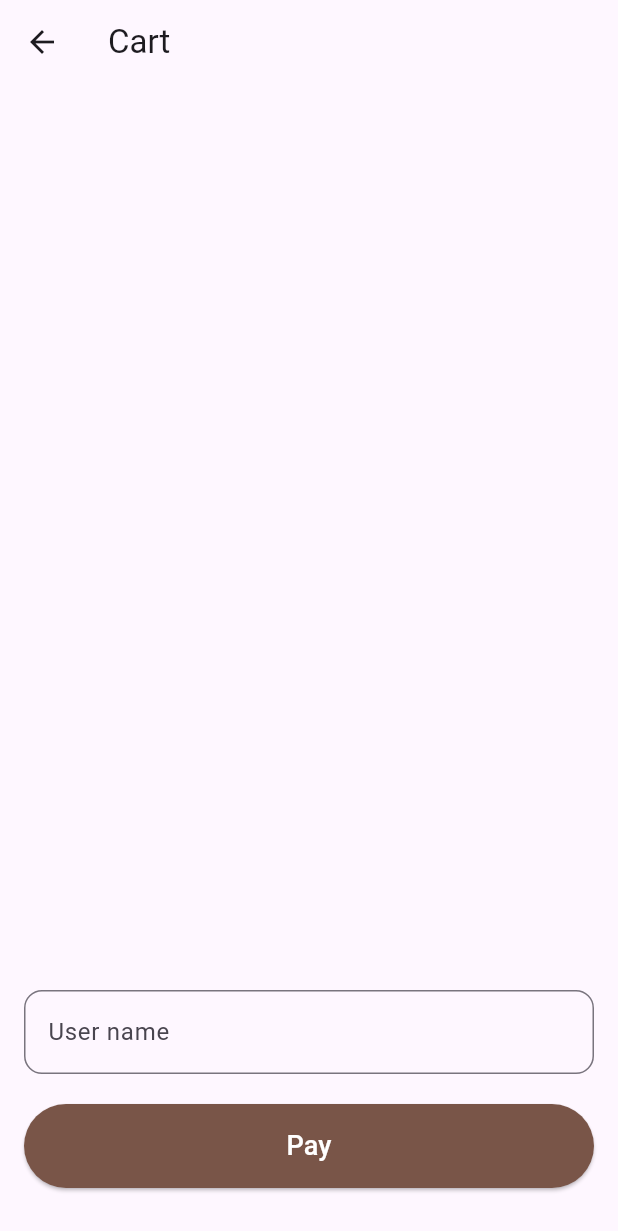
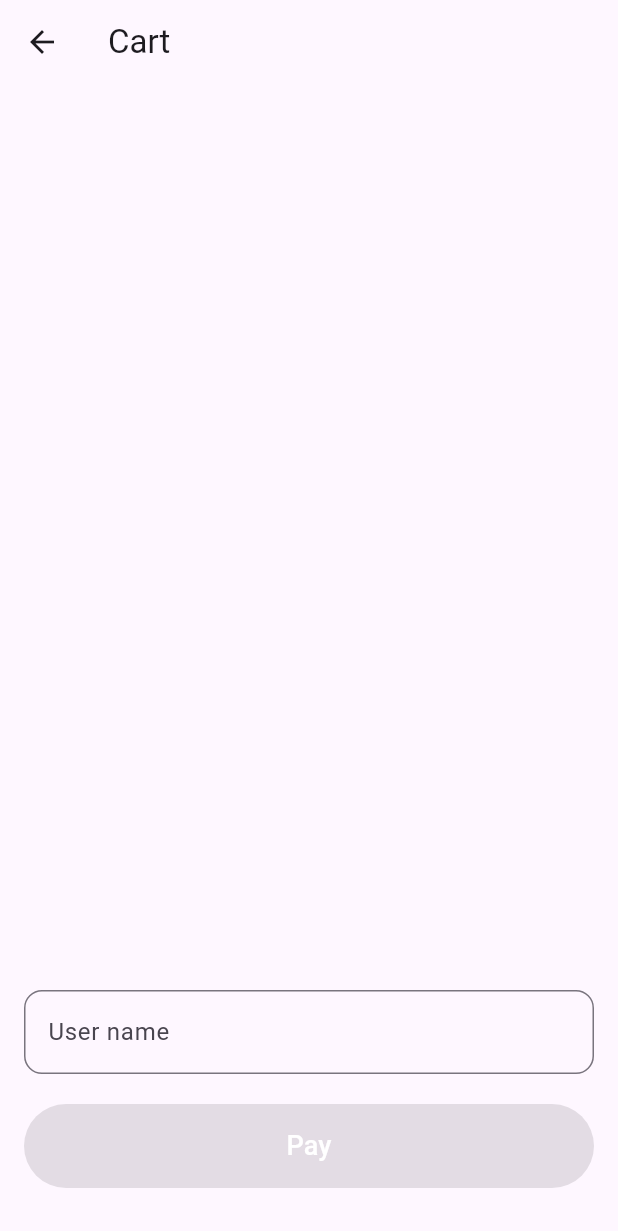
Before and after one commit to Semedii/myclodupa, a Flutter app: the CartScreen screen opened directly, on a phone screen of 412 x 824 dp. Shown: the top 1231 px of the screen. Run offline on Flutter 3.47's test engine with Material 3 defaults, Android fonts, the phone set to English and light mode, and no system bars; our stand-ins replace bloc, flutter_bloc, get_it.

Commit message:
disabled pay button

```diff
--- a/lib/components/app_button.dart
+++ b/lib/components/app_button.dart
@@ -2,8 +2,8 @@ import 'package:flutter/material.dart';
 
 class AppButton extends StatelessWidget {
   final String title;
-  final Function() onPressed;
-  const AppButton({required this.title, required this.onPressed, super.key});
+  final Function()? onPressed;
+  const AppButton({required this.title,  this.onPressed, super.key});
 
   @override
   Widget build(BuildContext context) {
--- a/lib/screens/cart_list_screen.dart
+++ b/lib/screens/cart_list_screen.dart
@@ -24,7 +24,7 @@ class CartScreen extends StatelessWidget {
                 _buildCartItemsList(state),
                 _buildUsernameField(context, state),
                 const SizedBox(height: 20),
-                _buildPayButton(),
+                _buildPayButton(state),
               ],
             ),
           );
@@ -54,7 +54,7 @@ class CartScreen extends StatelessWidget {
     );
   }
 
- TextFormField _buildUsernameField(BuildContext context, CartInitial state) {
+  TextFormField _buildUsernameField(BuildContext context, CartInitial state) {
     return TextFormField(
       initialValue: state.username,
       onChanged: serviceLocator.get<CartCubit>().onUsernameChanged,
@@ -72,7 +72,10 @@ class CartScreen extends StatelessWidget {
     );
   }
 
-  AppButton _buildPayButton() {
-    return AppButton(title: "Pay", onPressed: () => null);
+  AppButton _buildPayButton(CartInitial state) {
+    bool isDisabled = state.cartItems.isEmpty ||
+        state.username == null ||
+        state.username!.isEmpty;
+    return AppButton(title: "Pay", onPressed: isDisabled ? null : () {});
   }
 }
```
